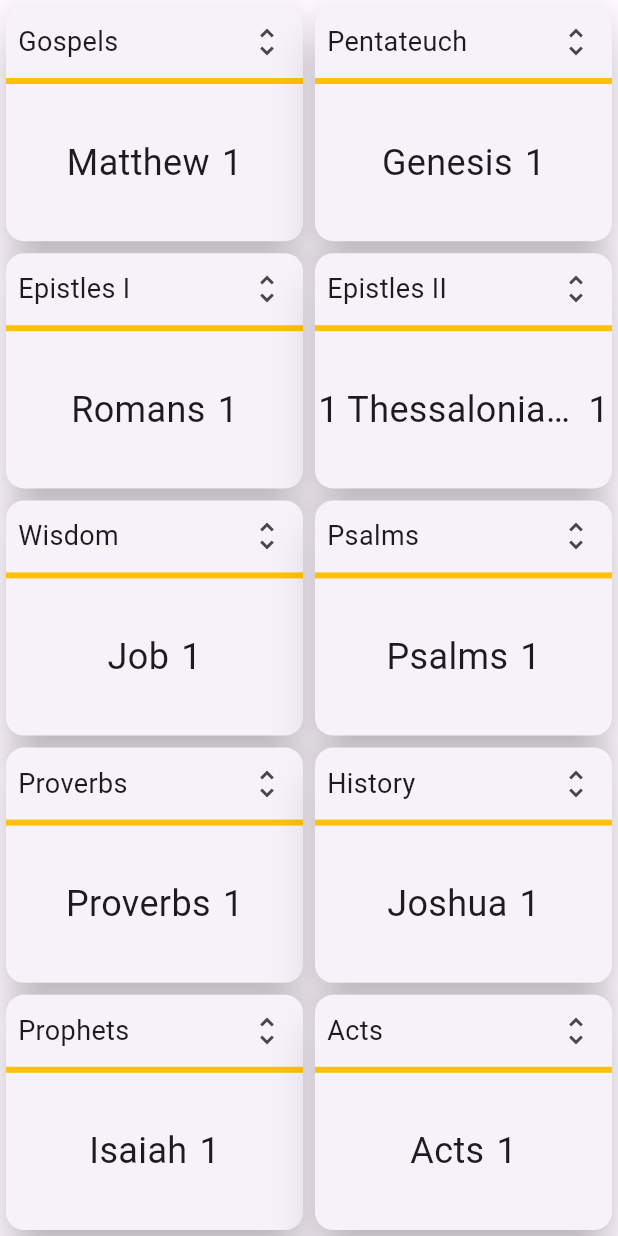
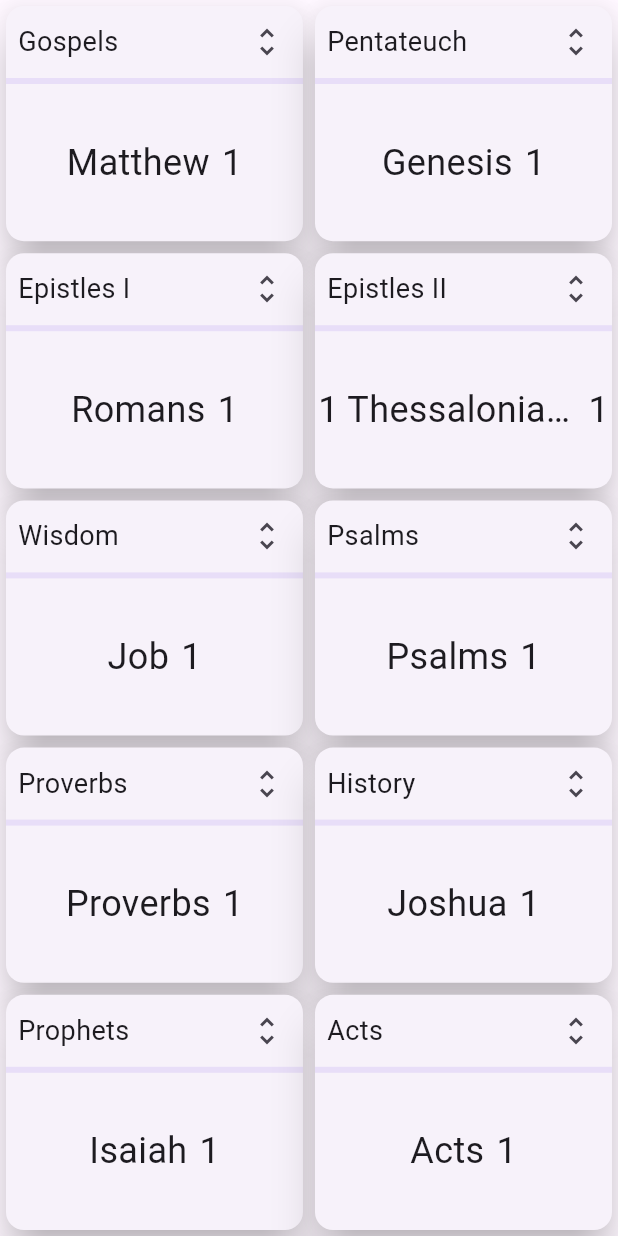
Before and after one commit to dizzib/bible-feed, a Flutter app: the screen it shows after launch, on a phone screen of 412 x 824 dp. Run offline on Flutter 3.47's test engine with Material 3 defaults, Android fonts, the phone set to English and light mode, and no system bars; drawn by our look-alikes of auto_size_text; our stand-ins replace clock, logger, shared_preferences; missing offline and left inert: cron.

Commit message:
remove themes for deprected SelectorWheel

```diff
--- a/lib/main.dart
+++ b/lib/main.dart
@@ -37,14 +37,10 @@ class _AppState extends State<App> with WidgetsBindingObserver {
 
   @override
   Widget build(BuildContext context) {
-    var td = ThemeData.dark();
-    var tl = ThemeData.light();
     return SafeArea(
       child: MaterialApp(
         title: 'Bible Feed',
-        // other techniques to customise these themes seem to result in high-contrast!?
-        theme: tl.copyWith(colorScheme: tl.colorScheme.copyWith(secondaryContainer: Colors.amber)),
-        darkTheme: td.copyWith(colorScheme: td.colorScheme.copyWith(secondaryContainer: Colors.red)),
+        darkTheme: ThemeData.dark(),
         themeMode: ThemeMode.system,
         home: ChangeNotifierProvider<Feeds>(
           create: (_) => feeds,
```
